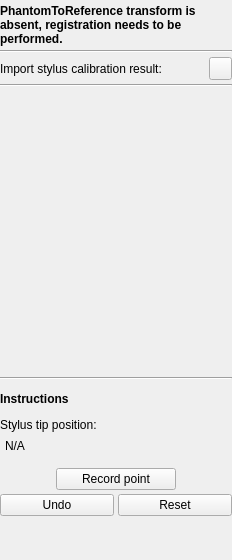
Qt form PlusApp/fCal/Toolboxes/PhantomRegistrationToolbox.ui (PlusToolkit/PlusApp) before a commit.
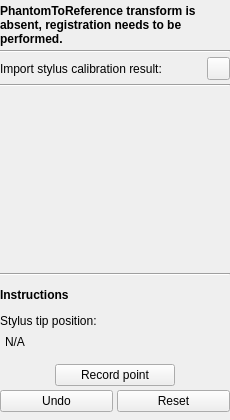
The same form after that commit. Icons and pictures are not drawn. Custom widgets are drawn as their Qt base class.

Patch:
```diff
--- a/PlusApp/fCal/Toolboxes/PhantomRegistrationToolbox.ui
+++ b/PlusApp/fCal/Toolboxes/PhantomRegistrationToolbox.ui
@@ -6,8 +6,8 @@
    <rect>
     <x>0</x>
     <y>0</y>
-    <width>232</width>
-    <height>560</height>
+    <width>230</width>
+    <height>420</height>
    </rect>
   </property>
   <property name="sizePolicy">
@@ -18,13 +18,13 @@
   </property>
   <property name="minimumSize">
    <size>
-    <width>232</width>
-    <height>560</height>
+    <width>230</width>
+    <height>420</height>
    </size>
   </property>
   <property name="maximumSize">
    <size>
-    <width>232</width>
+    <width>230</width>
     <height>16777215</height>
    </size>
   </property>
@@ -320,7 +320,7 @@
      <property name="sizeHint" stdset="0">
       <size>
        <width>20</width>
-       <height>40</height>
+       <height>4</height>
       </size>
      </property>
     </spacer>
```
